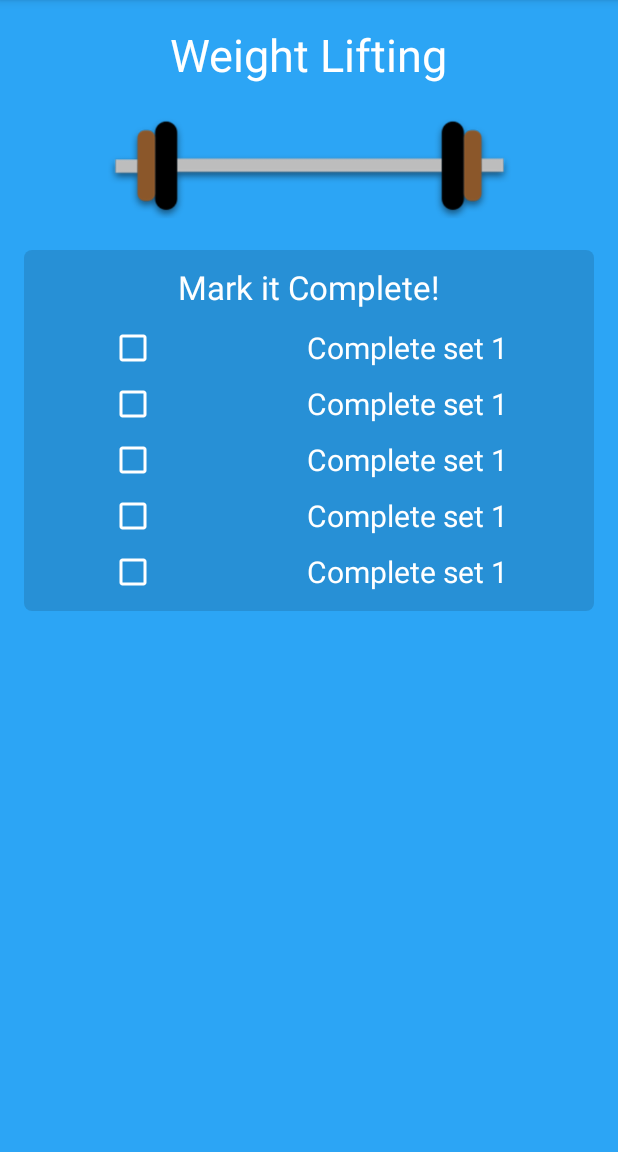
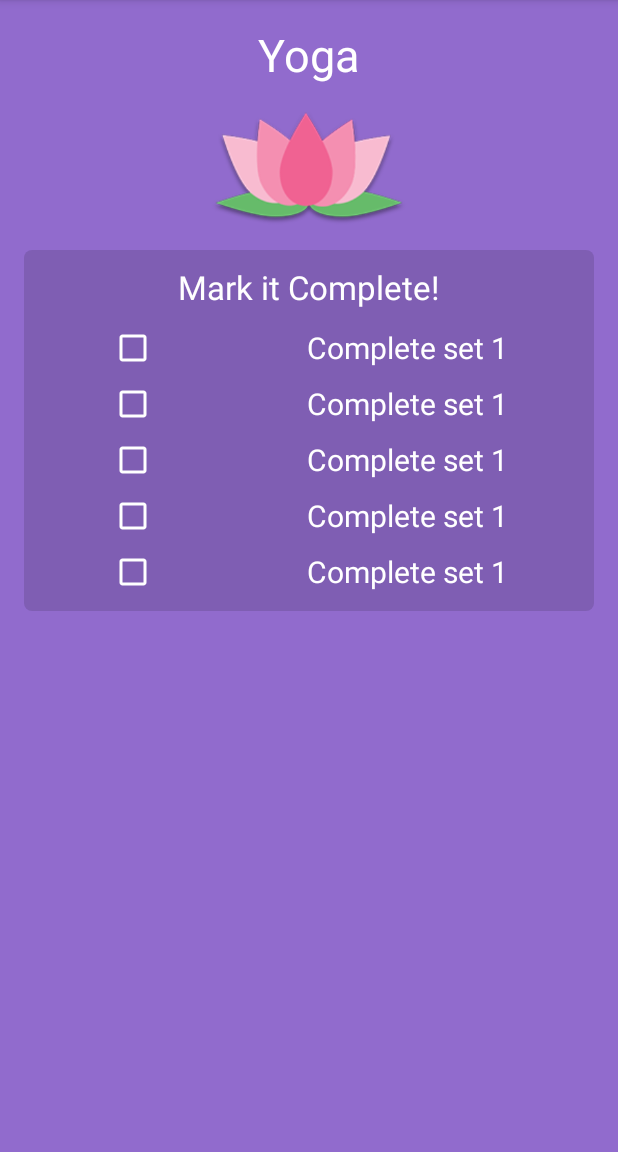
Before and after one commit to 12thtone/FitnessTracker, an Android app: the screen it shows after launch (DetailsActivity), after a tap on "15%", on a phone screen of 412 x 824 dp, the part 84-1236 px from its top. Run offline under Robolectric (Android 15) with nearby library versions, the phone set to English and light mode, and no system bars; 7 statements that could not run were skipped.

```diff
--- a/app/src/main/java/com/mmmd/maher/fitnesstracker/DetailsActivity.java
+++ b/app/src/main/java/com/mmmd/maher/fitnesstracker/DetailsActivity.java
@@ -1,9 +1,10 @@
 package com.mmmd.maher.fitnesstracker;
 
-import android.support.v4.widget.TextViewCompat;
+import android.graphics.Color;
+import android.os.Bundle;
 import android.support.v7.app.AppCompatActivity;
-import android.os.Bundle;
 import android.widget.ImageView;
+import android.widget.LinearLayout;
 import android.widget.TextView;
 
 public class DetailsActivity extends AppCompatActivity {
@@ -13,7 +14,26 @@ public class DetailsActivity extends AppCompatActivity {
         super.onCreate(savedInstanceState);
         setContentView(R.layout.activity_details);
 
-        TextView exerciseTitle = (TextView)findViewById(R.id.exerciseTitle);
+        TextView exerciseText = (TextView)findViewById(R.id.exerciseTitle);
         ImageView exerciseImage = (ImageView)findViewById(R.id.exerciseImage);
+        LinearLayout mainBG = (LinearLayout)findViewById(R.id.mainBG);
+
+        String exerciseTitle = getIntent().getStringExtra(MainActivity.EXTRA_ITEM_TITLE);
+
+        exerciseText.setText(exerciseTitle);
+
+        if (exerciseTitle.equalsIgnoreCase(MainActivity.EXERCISE_WEIGHTS)) {
+            exerciseImage.setImageDrawable(getResources().getDrawable(R.drawable.weight, getApplicationContext().getTheme()));
+
+            mainBG.setBackgroundColor(Color.parseColor("#2ca5f5"));
+        } else if (exerciseTitle.equalsIgnoreCase(MainActivity.EXERCISE_YOGA)) {
+            exerciseImage.setImageDrawable(getResources().getDrawable(R.drawable.lotus, getApplicationContext().getTheme()));
+
+            mainBG.setBackgroundColor(Color.parseColor("#916bcd"));
+        } else {
+            exerciseImage.setImageDrawable(getResources().getDrawable(R.drawable.heart, getApplicationContext().getTheme()));
+
+            mainBG.setBackgroundColor(Color.parseColor("#52ad56"));
+        }
     }
 }
```
